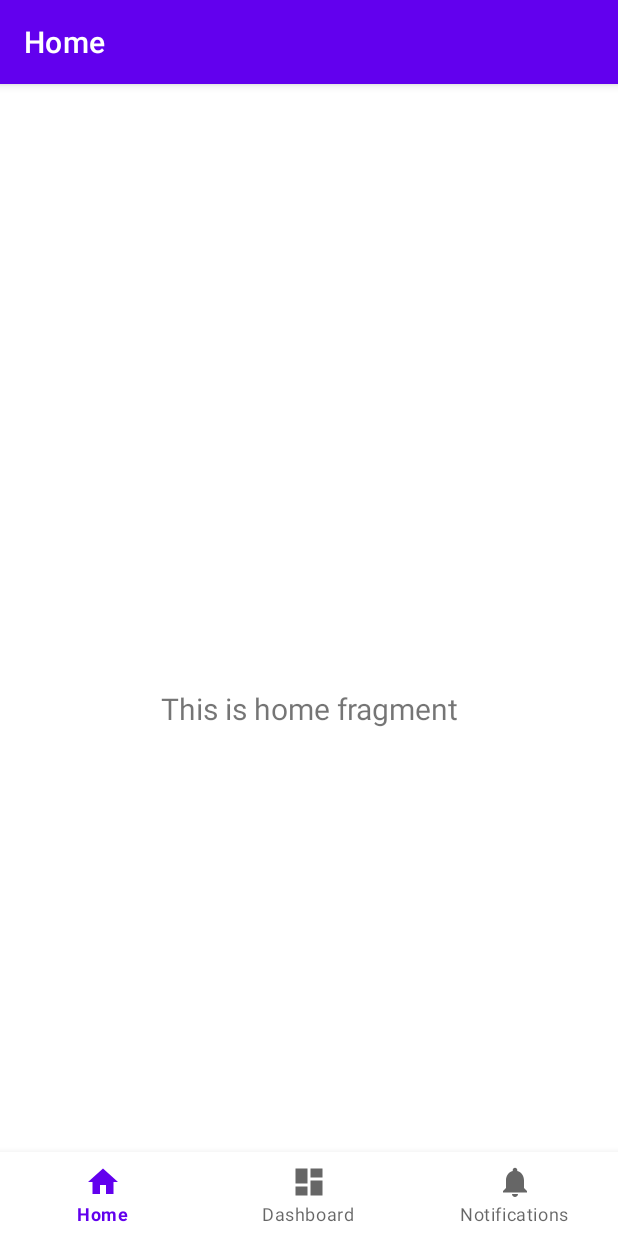
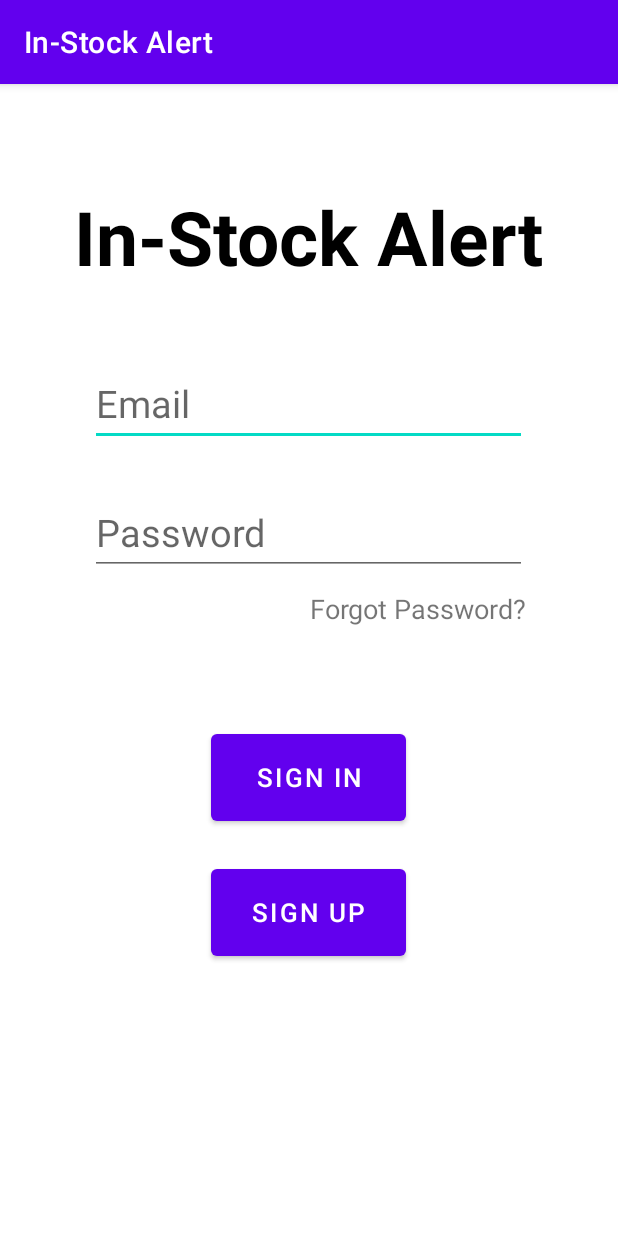
Before and after one commit to adan95/In_Stock_Alert, an Android app: the screen it shows after launch (MainActivity before the commit, Login after it), on a phone screen of 412 x 824 dp. Run offline under Robolectric (Android 15) with nearby library versions, the phone set to English and light mode, and no system bars.

Commit message:
Login page UI

```diff
--- a/app/src/main/AndroidManifest.xml
+++ b/app/src/main/AndroidManifest.xml
@@ -10,13 +10,17 @@
         android:supportsRtl="true"
         android:theme="@style/Theme.InStockAlert">
         <activity
+            android:name=".Login"
+            android:exported="true">
+        <intent-filter>
+            <action android:name="android.intent.action.MAIN" />
+
+            <category android:name="android.intent.category.LAUNCHER" />
+        </intent-filter>
+        </activity>
+        <activity
             android:name=".MainActivity"
             android:label="@string/app_name">
-            <intent-filter>
-                <action android:name="android.intent.action.MAIN" />
-
-                <category android:name="android.intent.category.LAUNCHER" />
-            </intent-filter>
         </activity>
     </application>
 
--- /dev/null
+++ b/app/src/main/java/com/example/instockalert/Login.java
@@ -0,0 +1,68 @@
+package com.example.instockalert;
+
+import androidx.appcompat.app.AppCompatActivity;
+
+import android.content.Intent;
+import android.os.Bundle;
+import android.view.View;
+import android.widget.Button;
+import android.widget.EditText;
+import android.widget.TextView;
+import android.widget.Toast;
+
+public class Login extends AppCompatActivity {
+
+    private EditText emailEditText;
+    private EditText passwordEditText;
+    private TextView forgotPasswordTextView;
+    private Button signInButton;
+    private Button signUpButton;
+
+
+    @Override
+    protected void onCreate(Bundle savedInstanceState) {
+        super.onCreate(savedInstanceState);
+        setContentView(R.layout.activity_login);
+
+        setComponents();
+    }
+
+    private void setComponents() {
+        emailEditText = (EditText) findViewById(R.id.emailEditText);
+        passwordEditText = (EditText) findViewById(R.id.passwordEditText);
+        forgotPasswordTextView = (TextView) findViewById(R.id.forgotPasswordTextView);
+        signInButton = (Button) findViewById(R.id.signInButton);
+        signUpButton = (Button) findViewById(R.id.signUpButton);
+
+        setButtons();
+    }
+
+    private void setButtons() {
+        forgotPasswordTextView.setOnClickListener(new View.OnClickListener() {
+            @Override
+            public void onClick(View v) {
+                Toast.makeText(Login.this, "This will go to the forgot password page!", Toast.LENGTH_LONG).show();
+
+//                Intent intent = new Intent(v.getContext(), ForgotPassword.class);
+//                startActivity(intent);
+            }
+        });
+
+        signInButton.setOnClickListener(new View.OnClickListener() {
+            @Override
+            public void onClick(View v) {
+                Intent intent = new Intent(v.getContext(), MainActivity.class);
+                startActivity(intent);
+            }
+        });
+
+        signUpButton.setOnClickListener(new View.OnClickListener() {
+            @Override
+            public void onClick(View v) {
+                Toast.makeText(Login.this, "This will go to the sign up page!", Toast.LENGTH_LONG).show();
+//                Intent intent = new Intent(v.getContext(), SignUp.class);
+//                startActivity(intent);
+            }
+        });
+    }
+}
--- /dev/null
+++ b/app/src/main/res/layout/activity_login.xml
@@ -0,0 +1,79 @@
+<?xml version="1.0" encoding="utf-8"?>
+<RelativeLayout xmlns:android="http://schemas.android.com/apk/res/android"
+    xmlns:app="http://schemas.android.com/apk/res-auto"
+    xmlns:tools="http://schemas.android.com/tools"
+    android:layout_width="match_parent"
+    android:layout_height="match_parent"
+    tools:context=".Login">
+
+
+    <TextView
+        android:id="@+id/appNameTextView"
+        android:layout_width="wrap_content"
+        android:layout_height="wrap_content"
+        android:layout_centerHorizontal="true"
+        android:layout_marginTop="68dp"
+        android:text="@string/app_name"
+        android:textColor="@color/black"
+        android:textSize="50sp"
+        android:textStyle="bold" />
+
+    <EditText
+        android:id="@+id/emailEditText"
+        android:inputType="textEmailAddress"
+        android:hint="@string/email"
+        android:textSize="25sp"
+        android:layout_width="291dp"
+        android:layout_height="56dp"
+        android:layout_below="@+id/appNameTextView"
+        android:layout_marginTop="50dp"
+        android:layout_centerHorizontal="true" />
+
+
+    <EditText
+        android:id="@+id/passwordEditText"
+        android:inputType="textPassword"
+        android:hint="@string/password"
+        android:textSize="25sp"
+        android:layout_width="291dp"
+        android:layout_height="56dp"
+        android:layout_below="@+id/emailEditText"
+        android:layout_marginTop="30dp"
+        android:layout_centerHorizontal="true" />
+
+    <TextView
+        android:id="@+id/forgotPasswordTextView"
+        android:layout_width="wrap_content"
+        android:layout_height="wrap_content"
+        android:text="@string/forgot_password"
+        android:textSize="18sp"
+        android:layout_below="@id/passwordEditText"
+        android:layout_alignEnd="@+id/passwordEditText"
+        android:layout_alignRight="@+id/passwordEditText"
+        android:layout_marginTop="10dp" />
+
+
+    <Button
+        android:id="@+id/signInButton"
+        android:layout_width="130dp"
+        android:layout_height="70dp"
+        android:layout_below="@id/passwordEditText"
+        android:layout_centerHorizontal="true"
+        android:layout_marginTop="100dp"
+        android:text="@string/sign_in"
+        android:textSize="17sp" />
+
+
+    <Button
+        android:id="@+id/signUpButton"
+        android:text="@string/sign_up"
+        android:textSize="17sp"
+        android:layout_width="130dp"
+        android:layout_height="70dp"
+        android:layout_below="@id/signInButton"
+        android:layout_centerHorizontal="true"
+        android:layout_marginTop="20dp" />
+
+
+
+</RelativeLayout>
--- a/app/src/main/res/values/strings.xml
+++ b/app/src/main/res/values/strings.xml
@@ -1,6 +1,11 @@
 <resources>
-    <string name="app_name">In Stock Alert</string>
+    <string name="app_name">In-Stock Alert</string>
     <string name="title_home">Home</string>
     <string name="title_dashboard">Dashboard</string>
     <string name="title_notifications">Notifications</string>
+    <string name="forgot_password">Forgot Password?</string>
+    <string name="sign_in">Sign In</string>
+    <string name="sign_up">Sign Up</string>
+    <string name="password">Password</string>
+    <string name="email">Email</string>
 </resources>
```
